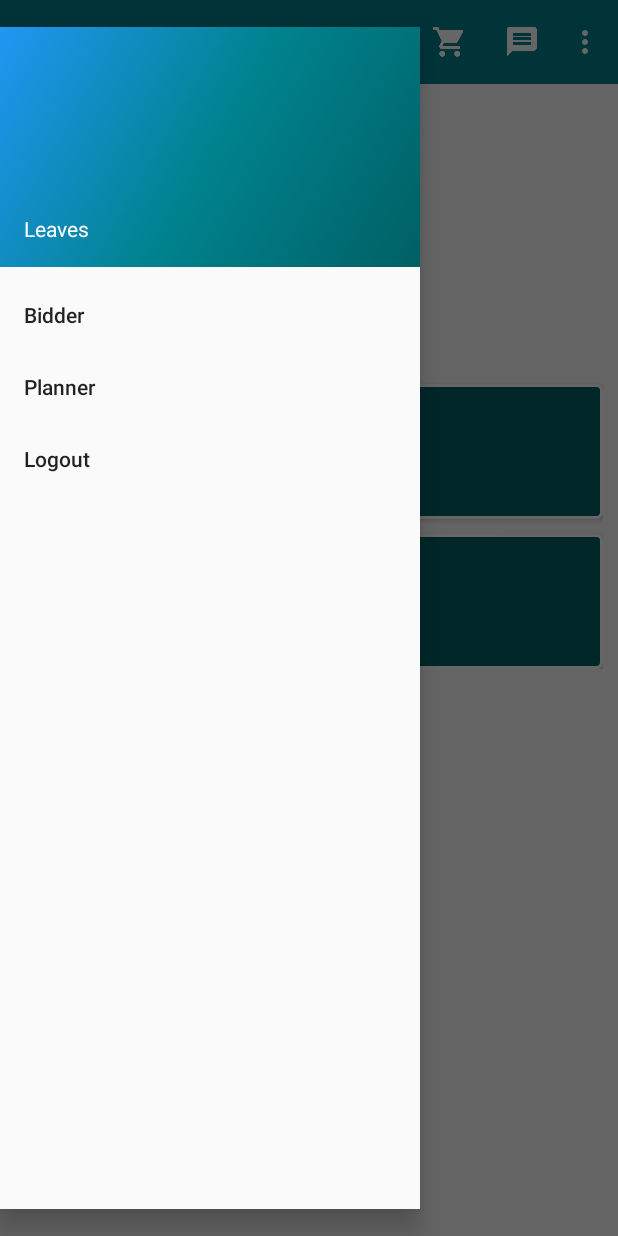
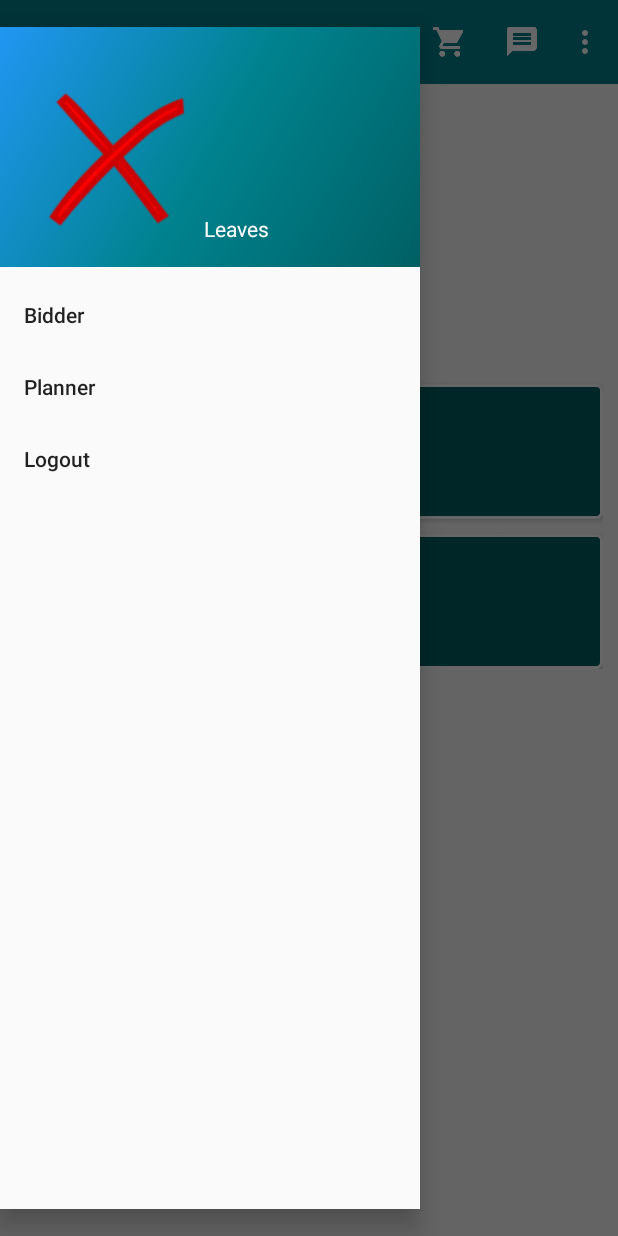
Before and after one commit to andela/leaves, an Android app: the BidderDashActivity screen opened directly, with no data from a screen before it, with the side drawer open, on a phone screen of 412 x 824 dp. Run offline under Robolectric (Android 15) with nearby library versions, the phone set to English and light mode, and no system bars; libraries missing offline, so code that uses them is left out: com.rey.material; plain views replace ProgressView; 4 statements that could not run were skipped.

Commit message:
[#114659973] Add navigation intents to bidder activity

```diff
--- a/app/src/main/java/com/worldtreeinc/leaves/activity/BidderDashActivity.java
+++ b/app/src/main/java/com/worldtreeinc/leaves/activity/BidderDashActivity.java
@@ -3,6 +3,10 @@ package com.worldtreeinc.leaves.activity;
 import android.content.Intent;
 import android.os.AsyncTask;
 import android.os.Bundle;
+import android.support.design.widget.NavigationView;
+import android.support.v4.view.GravityCompat;
+import android.support.v4.widget.DrawerLayout;
+import android.support.v7.app.ActionBarDrawerToggle;
 import android.support.v7.app.AppCompatActivity;
 import android.support.v7.widget.Toolbar;
 import android.view.Menu;
@@ -23,12 +27,14 @@ import com.worldtreeinc.leaves.utility.ActivityLauncher;
 import java.util.ArrayList;
 
 
-public class BidderDashActivity extends AppCompatActivity implements View.OnClickListener{
+public class BidderDashActivity extends AppCompatActivity implements View.OnClickListener,
+    NavigationView.OnNavigationItemSelectedListener{
 
     private ListView eventList;
     private EventsListAdapter listAdapter;
     private ProgressView loader;
     private FrameLayout frame;
+    private Toolbar mToolbar;
 
     @Override
     protected void onCreate(Bundle savedInstanceState) {
@@ -40,7 +46,7 @@ public class BidderDashActivity extends AppCompatActivity implements View.OnClic
     }
 
     private void initialize(){
-        Toolbar mToolbar = (Toolbar) findViewById(R.id.toolbar);
+        mToolbar = (Toolbar) findViewById(R.id.toolbar);
         setSupportActionBar(mToolbar);
 
         try {
@@ -49,6 +55,7 @@ public class BidderDashActivity extends AppCompatActivity implements View.OnClic
             e.printStackTrace();
         }
 
+        setUpNavigationDrawer();
         setTitle(getString(R.string.bidder_dashboard_title));
 
         Button browseEvent = (Button) findViewById(R.id.browse_event_btn);
@@ -78,6 +85,20 @@ public class BidderDashActivity extends AppCompatActivity implements View.OnClic
         }
 
         return super.onOptionsItemSelected(item);
+    }
+
+    @Override
+    public boolean onNavigationItemSelected(MenuItem item) {
+        int id = item.getItemId();
+        if (id == R.id.nav_planner) {
+            ActivityLauncher.runIntent(this, PlannerDashActivity.class);
+        } else if (id == R.id.nav_logout) {
+            User.logout();
+            ActivityLauncher.runIntent(this, WelcomeActivity.class);
+        }
+        DrawerLayout drawer = (DrawerLayout) findViewById(R.id.drawer_layout);
+        drawer.closeDrawer(GravityCompat.START);
+        return true;
     }
 
     private class ItemAsyncTask extends AsyncTask<Void, Void, Void> {
@@ -120,5 +141,16 @@ public class BidderDashActivity extends AppCompatActivity implements View.OnClic
         }
     }
 
+    private void setUpNavigationDrawer() {
+        DrawerLayout drawer = (DrawerLayout) findViewById(R.id.drawer_layout);
+        ActionBarDrawerToggle toggle = new ActionBarDrawerToggle(
+            this, drawer, mToolbar, R.string.navigation_drawer_open, R.string.navigation_drawer_close);
+        drawer.setDrawerListener(toggle);
+        toggle.syncState();
+
+        NavigationView navigationView = (NavigationView) findViewById(R.id.nav_view);
+        navigationView.setNavigationItemSelectedListener(this);
+    }
+
 
 }
--- a/app/src/main/res/layout/activity_drawer_header.xml
+++ b/app/src/main/res/layout/activity_drawer_header.xml
@@ -4,16 +4,16 @@
               android:layout_height="160dp"
               android:background="@drawable/drawer_header"
               android:gravity="bottom"
-              android:orientation="vertical"
+              android:orientation="horizontal"
               android:padding="16dp"
               android:theme="@style/ThemeOverlay.AppCompat.Dark">
 
-    <!--<ImageView
+    <ImageView
         android:id="@+id/imageView"
         android:layout_width="wrap_content"
         android:layout_height="wrap_content"
-        android:paddingTop="@dimen/nav_header_vertical_spacing"
-        android:src="@drawable/nav_note_books"/>-->
+        android:paddingTop="16dp"
+        android:src="@drawable/cancel"/>
 
     <TextView
         android:layout_width="match_parent"
--- a/app/src/main/res/menu/menu_bidder_drawer.xml
+++ b/app/src/main/res/menu/menu_bidder_drawer.xml
@@ -4,13 +4,13 @@
     <group android:checkableBehavior="single">
 
         <item
-            android:id="@+id/nav_first_fragment"
+            android:id="@+id/nav_bidder"
             android:title="Bidder" />
         <item
-            android:id="@+id/nav_second_fragment"
+            android:id="@+id/nav_planner"
             android:title="Planner" />
         <item
-            android:id="@+id/nav_third_fragment"
+            android:id="@+id/nav_logout"
             android:title="Logout" />
     </group>
 
--- a/app/src/main/res/values/strings.xml
+++ b/app/src/main/res/values/strings.xml
@@ -134,5 +134,7 @@
     <string name="isPlanner_reference">isPlanner</string>
     <string name="resetPasswordErrorToast">Something went wrong</string>
     <string name="resetPasswordSuccessToast">Reset link sent to your email</string>
+    <string name="navigation_drawer_open">Open navigation drawer</string>
+    <string name="navigation_drawer_close">Close navigation drawer</string>
 
 </resources>
```
